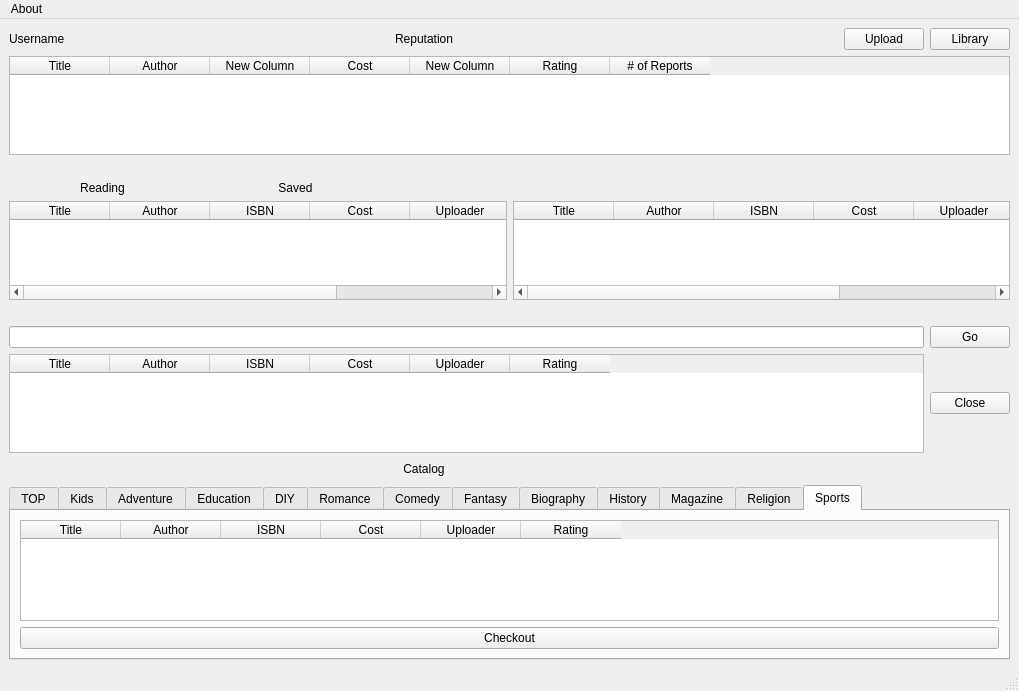
Above: designer/Ui_MainWindowRegistered.ui from psuong/P2PBooks before the change. Below: the same form after it.
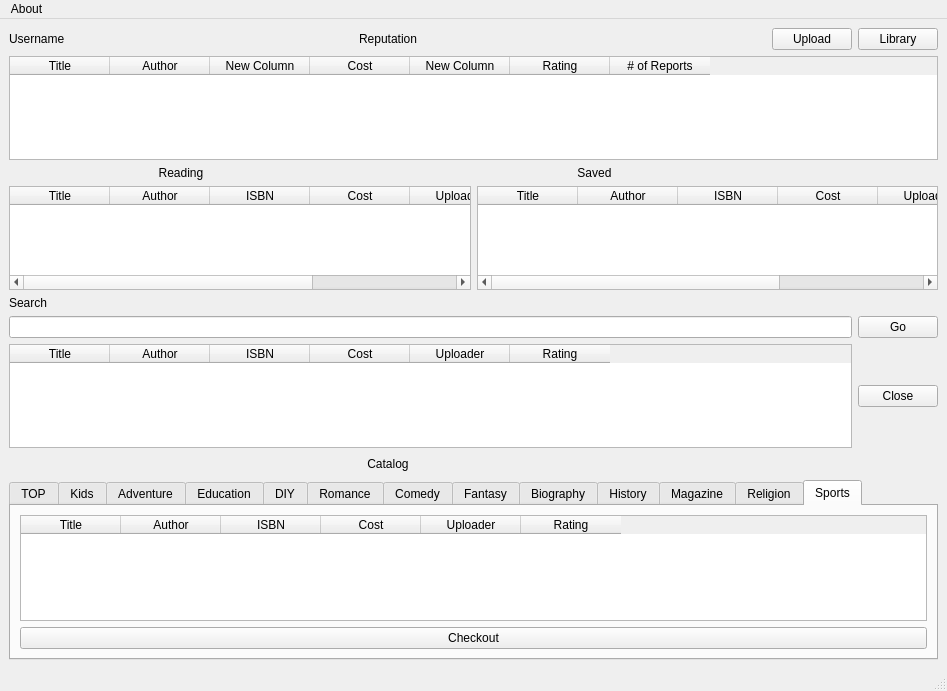
That is the form after the change.

Commit message: Fixed small layout bug in Registered window

What changed in the file:
```diff
--- a/designer/Ui_MainWindowRegistered.ui
+++ b/designer/Ui_MainWindowRegistered.ui
@@ -6,7 +6,7 @@
    <rect>
     <x>0</x>
     <y>0</y>
-    <width>1019</width>
+    <width>947</width>
     <height>691</height>
    </rect>
   </property>
@@ -15,292 +15,10 @@
   </property>
   <widget class="QWidget" name="centralwidget">
    <layout class="QGridLayout" name="gridLayout">
-    <item row="0" column="0">
-     <widget class="QLabel" name="username_label">
-      <property name="text">
-       <string>Username</string>
-      </property>
-     </widget>
+    <item row="8" column="0" colspan="4">
+     <widget class="QLineEdit" name="search_line_edit"/>
     </item>
-    <item row="0" column="1">
-     <widget class="QLabel" name="reputation_label">
-      <property name="text">
-       <string>Reputation</string>
-      </property>
-     </widget>
-    </item>
-    <item row="0" column="2">
-     <spacer name="horizontalSpacer_4">
-      <property name="orientation">
-       <enum>Qt::Horizontal</enum>
-      </property>
-      <property name="sizeHint" stdset="0">
-       <size>
-        <width>40</width>
-        <height>20</height>
-       </size>
-      </property>
-     </spacer>
-    </item>
-    <item row="0" column="3">
-     <widget class="QPushButton" name="upload_push_button">
-      <property name="text">
-       <string>Upload</string>
-      </property>
-     </widget>
-    </item>
-    <item row="0" column="4">
-     <widget class="QPushButton" name="library_push_button">
-      <property name="text">
-       <string>Library</string>
-      </property>
-     </widget>
-    </item>
-    <item row="1" column="0" colspan="5">
-     <widget class="QTableWidget" name="library_table_widget">
-      <column>
-       <property name="text">
-        <string>Title</string>
-       </property>
-      </column>
-      <column>
-       <property name="text">
-        <string>Author</string>
-       </property>
-      </column>
-      <column>
-       <property name="text">
-        <string>New Column</string>
-       </property>
-      </column>
-      <column>
-       <property name="text">
-        <string>Cost</string>
-       </property>
-      </column>
-      <column>
-       <property name="text">
-        <string>New Column</string>
-       </property>
-      </column>
-      <column>
-       <property name="text">
-        <string>Rating</string>
-       </property>
-      </column>
-      <column>
-       <property name="text">
-        <string># of Reports</string>
-       </property>
-      </column>
-     </widget>
-    </item>
-    <item row="2" column="0">
-     <spacer name="horizontalSpacer">
-      <property name="orientation">
-       <enum>Qt::Horizontal</enum>
-      </property>
-      <property name="sizeHint" stdset="0">
-       <size>
-        <width>40</width>
-        <height>20</height>
-       </size>
-      </property>
-     </spacer>
-    </item>
-    <item row="3" column="0">
-     <layout class="QHBoxLayout" name="horizontalLayout_2">
-      <item>
-       <widget class="QLabel" name="label_6">
-        <property name="text">
-         <string>Reading</string>
-        </property>
-        <property name="alignment">
-         <set>Qt::AlignCenter</set>
-        </property>
-       </widget>
-      </item>
-      <item>
-       <widget class="QLabel" name="label_7">
-        <property name="text">
-         <string>Saved</string>
-        </property>
-        <property name="alignment">
-         <set>Qt::AlignCenter</set>
-        </property>
-       </widget>
-      </item>
-     </layout>
-    </item>
-    <item row="4" column="0" colspan="5">
-     <layout class="QHBoxLayout" name="horizontalLayout">
-      <item>
-       <widget class="QTableWidget" name="reading_table_widget">
-        <property name="columnCount">
-         <number>6</number>
-        </property>
-        <column>
-         <property name="text">
-          <string>Title</string>
-         </property>
-        </column>
-        <column>
-         <property name="text">
-          <string>Author</string>
-         </property>
-        </column>
-        <column>
-         <property name="text">
-          <string>ISBN</string>
-         </property>
-        </column>
-        <column>
-         <property name="text">
-          <string>Cost</string>
-         </property>
-        </column>
-        <column>
-         <property name="text">
-          <string>Uploader</string>
-         </property>
-        </column>
-        <column>
-         <property name="text">
-          <string>Rating</string>
-         </property>
-        </column>
-       </widget>
-      </item>
-      <item>
-       <widget class="QTableWidget" name="saved_table_widget">
-        <property name="columnCount">
-         <number>6</number>
-        </property>
-        <column>
-         <property name="text">
-          <string>Title</string>
-         </property>
-        </column>
-        <column>
-         <property name="text">
-          <string>Author</string>
-         </property>
-        </column>
-        <column>
-         <property name="text">
-          <string>ISBN</string>
-         </property>
-        </column>
-        <column>
-         <property name="text">
-          <string>Cost</string>
-         </property>
-        </column>
-        <column>
-         <property name="text">
-          <string>Uploader</string>
-         </property>
-        </column>
-        <column>
-         <property name="text">
-          <string>Rating</string>
-         </property>
-        </column>
-       </widget>
-      </item>
-     </layout>
-    </item>
-    <item row="5" column="0">
-     <spacer name="horizontalSpacer_2">
-      <property name="orientation">
-       <enum>Qt::Horizontal</enum>
-      </property>
-      <property name="sizeHint" stdset="0">
-       <size>
-        <width>40</width>
-        <height>20</height>
-       </size>
-      </property>
-     </spacer>
-    </item>
-    <item row="6" column="4">
-     <widget class="QPushButton" name="go_push_button">
-      <property name="text">
-       <string>Go</string>
-      </property>
-     </widget>
-    </item>
-    <item row="7" column="0" colspan="4">
-     <widget class="QTableWidget" name="search_table_widget">
-      <column>
-       <property name="text">
-        <string>Title</string>
-       </property>
-      </column>
-      <column>
-       <property name="text">
-        <string>Author</string>
-       </property>
-      </column>
-      <column>
-       <property name="text">
-        <string>ISBN</string>
-       </property>
-      </column>
-      <column>
-       <property name="text">
-        <string>Cost</string>
-       </property>
-      </column>
-      <column>
-       <property name="text">
-        <string>Uploader</string>
-       </property>
-      </column>
-      <column>
-       <property name="text">
-        <string>Rating</string>
-       </property>
-      </column>
-     </widget>
-    </item>
-    <item row="7" column="4">
-     <widget class="QPushButton" name="close_push_button">
-      <property name="text">
-       <string>Close</string>
-      </property>
-     </widget>
-    </item>
-    <item row="8" column="0">
-     <spacer name="horizontalSpacer_3">
-      <property name="orientation">
-       <enum>Qt::Horizontal</enum>
-      </property>
-      <property name="sizeHint" stdset="0">
-       <size>
-        <width>40</width>
-        <height>20</height>
-       </size>
-      </property>
-     </spacer>
-    </item>
-    <item row="8" column="1">
-     <widget class="QLabel" name="label">
-      <property name="lineWidth">
-       <number>1</number>
-      </property>
-      <property name="text">
-       <string>Catalog</string>
-      </property>
-      <property name="textFormat">
-       <enum>Qt::RichText</enum>
-      </property>
-      <property name="alignment">
-       <set>Qt::AlignCenter</set>
-      </property>
-     </widget>
-    </item>
-    <item row="9" column="0" colspan="5">
+    <item row="11" column="0" colspan="5">
      <widget class="QTabWidget" name="tabWidget">
       <property name="currentIndex">
        <number>12</number>
@@ -946,8 +664,271 @@
       </widget>
      </widget>
     </item>
-    <item row="6" column="0" colspan="4">
-     <widget class="QLineEdit" name="search_line_edit"/>
+    <item row="0" column="3">
+     <widget class="QPushButton" name="upload_push_button">
+      <property name="text">
+       <string>Upload</string>
+      </property>
+     </widget>
+    </item>
+    <item row="0" column="4">
+     <widget class="QPushButton" name="library_push_button">
+      <property name="text">
+       <string>Library</string>
+      </property>
+     </widget>
+    </item>
+    <item row="3" column="0">
+     <layout class="QHBoxLayout" name="horizontalLayout_2">
+      <item>
+       <widget class="QLabel" name="label_6">
+        <property name="text">
+         <string>Reading</string>
+        </property>
+        <property name="alignment">
+         <set>Qt::AlignCenter</set>
+        </property>
+       </widget>
+      </item>
+     </layout>
+    </item>
+    <item row="1" column="0" colspan="5">
+     <widget class="QTableWidget" name="library_table_widget">
+      <column>
+       <property name="text">
+        <string>Title</string>
+       </property>
+      </column>
+      <column>
+       <property name="text">
+        <string>Author</string>
+       </property>
+      </column>
+      <column>
+       <property name="text">
+        <string>New Column</string>
+       </property>
+      </column>
+      <column>
+       <property name="text">
+        <string>Cost</string>
+       </property>
+      </column>
+      <column>
+       <property name="text">
+        <string>New Column</string>
+       </property>
+      </column>
+      <column>
+       <property name="text">
+        <string>Rating</string>
+       </property>
+      </column>
+      <column>
+       <property name="text">
+        <string># of Reports</string>
+       </property>
+      </column>
+     </widget>
+    </item>
+    <item row="8" column="4">
+     <widget class="QPushButton" name="go_push_button">
+      <property name="text">
+       <string>Go</string>
+      </property>
+     </widget>
+    </item>
+    <item row="9" column="0" colspan="4">
+     <widget class="QTableWidget" name="search_table_widget">
+      <column>
+       <property name="text">
+        <string>Title</string>
+       </property>
+      </column>
+      <column>
+       <property name="text">
+        <string>Author</string>
+       </property>
+      </column>
+      <column>
+       <property name="text">
+        <string>ISBN</string>
+       </property>
+      </column>
+      <column>
+       <property name="text">
+        <string>Cost</string>
+       </property>
+      </column>
+      <column>
+       <property name="text">
+        <string>Uploader</string>
+       </property>
+      </column>
+      <column>
+       <property name="text">
+        <string>Rating</string>
+       </property>
+      </column>
+     </widget>
+    </item>
+    <item row="9" column="4">
+     <widget class="QPushButton" name="close_push_button">
+      <property name="text">
+       <string>Close</string>
+      </property>
+     </widget>
+    </item>
+    <item row="10" column="0">
+     <spacer name="horizontalSpacer_3">
+      <property name="orientation">
+       <enum>Qt::Horizontal</enum>
+      </property>
+      <property name="sizeHint" stdset="0">
+       <size>
+        <width>40</width>
+        <height>20</height>
+       </size>
+      </property>
+     </spacer>
+    </item>
+    <item row="10" column="1">
+     <widget class="QLabel" name="label">
+      <property name="lineWidth">
+       <number>1</number>
+      </property>
+      <property name="text">
+       <string>Catalog</string>
+      </property>
+      <property name="textFormat">
+       <enum>Qt::RichText</enum>
+      </property>
+      <property name="alignment">
+       <set>Qt::AlignCenter</set>
+      </property>
+     </widget>
+    </item>
+    <item row="4" column="0" colspan="5">
+     <layout class="QHBoxLayout" name="horizontalLayout">
+      <item>
+       <widget class="QTableWidget" name="reading_table_widget">
+        <property name="columnCount">
+         <number>6</number>
+        </property>
+        <column>
+         <property name="text">
+          <string>Title</string>
+         </property>
+        </column>
+        <column>
+         <property name="text">
+          <string>Author</string>
+         </property>
+        </column>
+        <column>
+         <property name="text">
+          <string>ISBN</string>
+         </property>
+        </column>
+        <column>
+         <property name="text">
+          <string>Cost</string>
+         </property>
+        </column>
+        <column>
+         <property name="text">
+          <string>Uploader</string>
+         </property>
+        </column>
+        <column>
+         <property name="text">
+          <string>Rating</string>
+         </property>
+        </column>
+       </widget>
+      </item>
+      <item>
+       <widget class="QTableWidget" name="saved_table_widget">
+        <property name="columnCount">
+         <number>6</number>
+        </property>
+        <column>
+         <property name="text">
+          <string>Title</string>
+         </property>
+        </column>
+        <column>
+         <property name="text">
+          <string>Author</string>
+         </property>
+        </column>
+        <column>
+         <property name="text">
+          <string>ISBN</string>
+         </property>
+        </column>
+        <column>
+         <property name="text">
+          <string>Cost</string>
+         </property>
+        </column>
+        <column>
+         <property name="text">
+          <string>Uploader</string>
+         </property>
+        </column>
+        <column>
+         <property name="text">
+          <string>Rating</string>
+         </property>
+        </column>
+       </widget>
+      </item>
+     </layout>
+    </item>
+    <item row="0" column="1">
+     <widget class="QLabel" name="reputation_label">
+      <property name="text">
+       <string>Reputation</string>
+      </property>
+     </widget>
+    </item>
+    <item row="0" column="0">
+     <widget class="QLabel" name="username_label">
+      <property name="text">
+       <string>Username</string>
+      </property>
+     </widget>
+    </item>
+    <item row="3" column="2">
+     <widget class="QLabel" name="label_7">
+      <property name="text">
+       <string>Saved</string>
+      </property>
+      <property name="alignment">
+       <set>Qt::AlignCenter</set>
+      </property>
+     </widget>
+    </item>
+    <item row="0" column="2">
+     <spacer name="horizontalSpacer_4">
+      <property name="orientation">
+       <enum>Qt::Horizontal</enum>
+      </property>
+      <property name="sizeHint" stdset="0">
+       <size>
+        <width>40</width>
+        <height>20</height>
+       </size>
+      </property>
+     </spacer>
+    </item>
+    <item row="5" column="0">
+     <widget class="QLabel" name="label_2">
+      <property name="text">
+       <string>Search</string>
+      </property>
+     </widget>
     </item>
    </layout>
    <zorder>username_label</zorder>
@@ -971,7 +952,7 @@
     <rect>
      <x>0</x>
      <y>0</y>
-     <width>1019</width>
+     <width>947</width>
      <height>21</height>
     </rect>
    </property>
```
Left out of the diff: 4 changed lines with no effect on the pictures. The commit also changes 1 other file.
